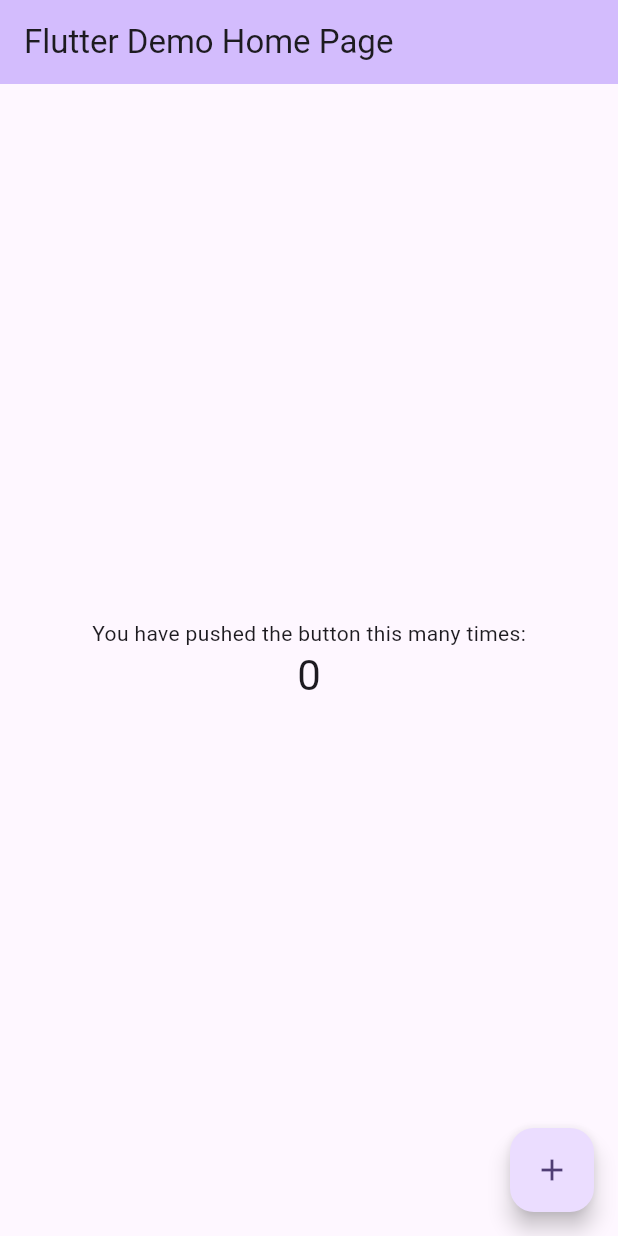
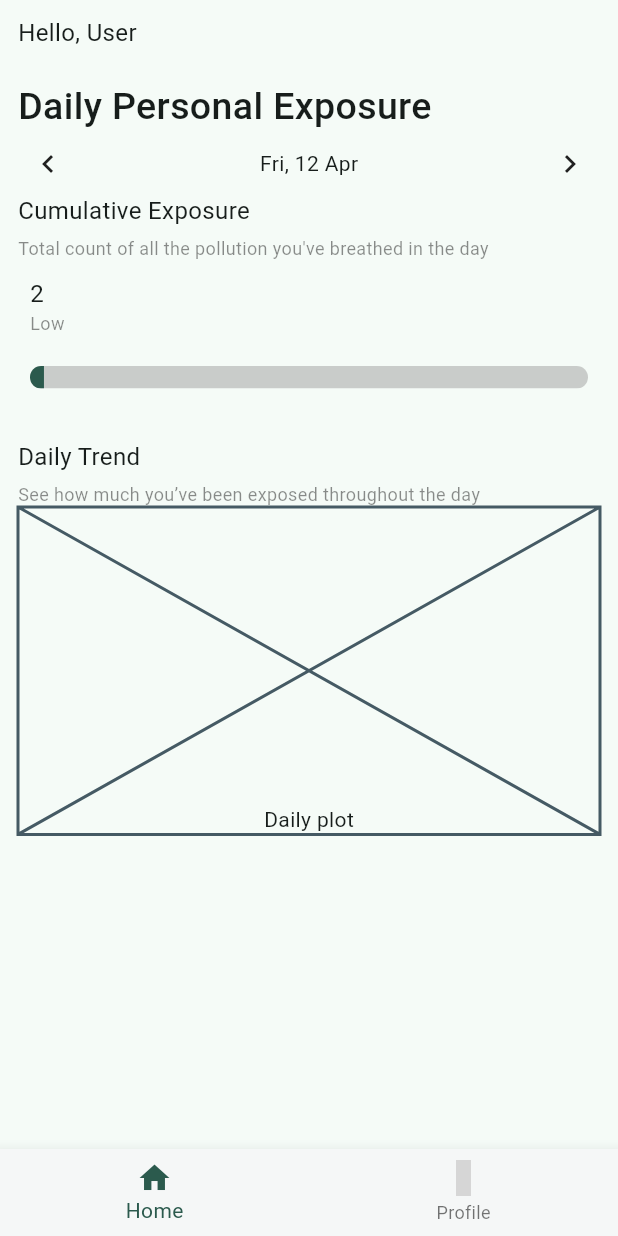
Before and after one commit to IMPACT-DEI/pollutrack24, a Flutter app: the screen it shows after launch, on a phone screen of 412 x 824 dp. Run offline on Flutter 3.47's test engine with Material 3 defaults, Android fonts, the phone set to English and light mode, and no system bars; our stand-ins replace material_design_icons_flutter; grey boxes are pictures that could not be loaded.

```diff
--- a/lib/main.dart
+++ b/lib/main.dart
@@ -1,4 +1,5 @@
 import 'package:flutter/material.dart';
+import 'package:pollutrack24/screens/splash.dart';
 
 void main() {
   runApp(const MyApp());
@@ -11,115 +12,18 @@ class MyApp extends StatelessWidget {
   @override
   Widget build(BuildContext context) {
     return MaterialApp(
+      debugShowCheckedModeBanner: false,
       title: 'Flutter Demo',
       theme: ThemeData(
         // This is the theme of your application.
-        //
-        // TRY THIS: Try running your application with "flutter run". You'll see
-        // the application has a purple toolbar. Then, without quitting the app,
-        // try changing the seedColor in the colorScheme below to Colors.green
-        // and then invoke "hot reload" (save your changes or press the "hot
-        // reload" button in a Flutter-supported IDE, or press "r" if you used
-        // the command line to start the app).
-        //
-        // Notice that the counter didn't reset back to zero; the application
-        // state is not lost during the reload. To reset the state, use hot
-        // restart instead.
-        //
-        // This works for code too, not just values: Most code changes can be
-        // tested with just a hot reload.
-        colorScheme: ColorScheme.fromSeed(seedColor: Colors.deepPurple),
+        colorScheme: ColorScheme.fromSeed(
+            background: const Color(0xFFFFFFFF),
+            primary: const Color(0xFF2b5a4d),
+            secondary: const Color(0xFFedf1f1),
+            seedColor: const Color(0xFF2b5a4d)),
         useMaterial3: true,
       ),
-      home: const MyHomePage(title: 'Flutter Demo Home Page'),
+      home: const Splash(),
     );
   }
 }
-
-class MyHomePage extends StatefulWidget {
-  const MyHomePage({super.key, required this.title});
-
-  // This widget is the home page of your application. It is stateful, meaning
-  // that it has a State object (defined below) that contains fields that affect
-  // how it looks.
-
-  // This class is the configuration for the state. It holds the values (in this
-  // case the title) provided by the parent (in this case the App widget) and
-  // used by the build method of the State. Fields in a Widget subclass are
-  // always marked "final".
-
-  final String title;
-
-  @override
-  State<MyHomePage> createState() => _MyHomePageState();
-}
-
-class _MyHomePageState extends State<MyHomePage> {
-  int _counter = 0;
-
-  void _incrementCounter() {
-    setState(() {
-      // This call to setState tells the Flutter framework that something has
-      // changed in this State, which causes it to rerun the build method below
-      // so that the display can reflect the updated values. If we changed
-      // _counter without calling setState(), then the build method would not be
-      // called again, and so nothing would appear to happen.
-      _counter++;
-    });
-  }
-
-  @override
-  Widget build(BuildContext context) {
-    // This method is rerun every time setState is called, for instance as done
-    // by the _incrementCounter method above.
-    //
-    // The Flutter framework has been optimized to make rerunning build methods
-    // fast, so that you can just rebuild anything that needs updating rather
-    // than having to individually change instances of widgets.
-    return Scaffold(
-      appBar: AppBar(
-        // TRY THIS: Try changing the color here to a specific color (to
-        // Colors.amber, perhaps?) and trigger a hot reload to see the AppBar
-        // change color while the other colors stay the same.
-        backgroundColor: Theme.of(context).colorScheme.inversePrimary,
-        // Here we take the value from the MyHomePage object that was created by
-        // the App.build method, and use it to set our appbar title.
-        title: Text(widget.title),
-      ),
-      body: Center(
-        // Center is a layout widget. It takes a single child and positions it
-        // in the middle of the parent.
-        child: Column(
-          // Column is also a layout widget. It takes a list of children and
-          // arranges them vertically. By default, it sizes itself to fit its
-          // children horizontally, and tries to be as tall as its parent.
-          //
-          // Column has various properties to control how it sizes itself and
-          // how it positions its children. Here we use mainAxisAlignment to
-          // center the children vertically; the main axis here is the vertical
-          // axis because Columns are vertical (the cross axis would be
-          // horizontal).
-          //
-          // TRY THIS: Invoke "debug painting" (choose the "Toggle Debug Paint"
-          // action in the IDE, or press "p" in the console), to see the
-          // wireframe for each widget.
-          mainAxisAlignment: MainAxisAlignment.center,
-          children: <Widget>[
-            const Text(
-              'You have pushed the button this many times:',
-            ),
-            Text(
-              '$_counter',
-              style: Theme.of(context).textTheme.headlineMedium,
-            ),
-          ],
-        ),
-      ),
-      floatingActionButton: FloatingActionButton(
-        onPressed: _incrementCounter,
-        tooltip: 'Increment',
-        child: const Icon(Icons.add),
-      ), // This trailing comma makes auto-formatting nicer for build methods.
-    );
-  }
-}
--- /dev/null
+++ b/lib/screens/exposure.dart
@@ -0,0 +1,141 @@
+import 'package:flutter/material.dart';
+import 'package:intl/intl.dart';
+
+class Exposure extends StatefulWidget {
+  Exposure({super.key});
+
+  @override
+  State<Exposure> createState() => _ExposureState();
+}
+
+class _ExposureState extends State<Exposure> {
+  double exposure = 2.5;
+
+  DateTime day = DateTime.now();
+
+  @override
+  Widget build(BuildContext context) {
+    return SafeArea(
+        child: Padding(
+      padding:
+          const EdgeInsets.only(left: 12.0, right: 12.0, top: 10, bottom: 20),
+      child: Column(
+        mainAxisSize: MainAxisSize.min,
+        crossAxisAlignment: CrossAxisAlignment.start,
+        children: [
+          const Text(
+            "Hello, User",
+            style: TextStyle(fontSize: 16),
+          ),
+          const SizedBox(
+            height: 20,
+          ),
+          const Text(
+            'Daily Personal Exposure',
+            style: TextStyle(fontWeight: FontWeight.w500, fontSize: 25),
+          ),
+          Row(mainAxisAlignment: MainAxisAlignment.spaceBetween, children: [
+            Padding(
+              padding: const EdgeInsets.all(8.0),
+              child: InkWell(
+                onTap: () {
+                  setState(() {
+                    day = day.subtract(const Duration(days: 1));
+                  });
+                },
+                child: const Icon(
+                  Icons.navigate_before,
+                ),
+              ),
+            ),
+            //Text(DateFormat('EEE, d MMM').format(provider.showDate)),
+            Text(
+              DateFormat('EEE, d MMM').format(day),
+            ),
+            Padding(
+              padding: const EdgeInsets.all(8.0),
+              child: InkWell(
+                onTap: () {
+                  setState(() {
+                    day = day.add(const Duration(days: 1));
+                  });
+                },
+                child: const Icon(
+                  Icons.navigate_next,
+                ),
+              ),
+            ),
+          ]),
+          const Text(
+            "Cumulative Exposure",
+            style: TextStyle(fontSize: 16),
+          ),
+          const SizedBox(
+            height: 5,
+          ),
+          const Text(
+              "Total count of all the pollution you've breathed in the day",
+              style: TextStyle(
+                fontSize: 12,
+                color: Colors.black45,
+              )),
+          Padding(
+            padding: const EdgeInsets.only(
+                left: 8.0, right: 8.0, top: 10, bottom: 4),
+            child: Column(
+              //mainAxisAlignment: MainAxisAlignment.spaceBetween,
+              crossAxisAlignment: CrossAxisAlignment.start,
+              children: [
+                Text(
+                  (exposure.toInt()).toString(),
+                  style: const TextStyle(fontSize: 16),
+                ),
+                Text(
+                  exposure / 100 < 0.33
+                      ? "Low"
+                      : exposure / 100 > 0.33 && exposure / 100 < 0.66
+                          ? "Medium"
+                          : "High",
+                  style: const TextStyle(fontSize: 12, color: Colors.black45),
+                ),
+                Container(
+                  margin: const EdgeInsets.only(top: 20, bottom: 10),
+                  height: 15,
+                  child: ClipRRect(
+                    borderRadius: const BorderRadius.all(Radius.circular(10)),
+                    child: LinearProgressIndicator(
+                      value: exposure / 100,
+                      backgroundColor: Colors.grey.withOpacity(0.5),
+                    ),
+                  ),
+                )
+              ],
+            ),
+          ),
+          const SizedBox(
+            height: 20,
+          ),
+          const Text(
+            "Daily Trend",
+            style: TextStyle(fontSize: 16),
+          ),
+          const SizedBox(
+            height: 5,
+          ),
+          const Text("See how much you’ve been exposed throughout the day",
+              style: TextStyle(
+                fontSize: 12,
+                color: Colors.black45,
+              )),
+          const AspectRatio(
+            aspectRatio: 16 / 9,
+            child: Placeholder(
+              child: Align(
+                  alignment: Alignment.bottomCenter, child: Text('Daily plot')),
+            ),
+          ),
+        ],
+      ),
+    ));
+  }
+}
--- a/lib/screens/home.dart
+++ b/lib/screens/home.dart
@@ -0,0 +1,57 @@
+import 'package:flutter/material.dart';
+import 'package:material_design_icons_flutter/material_design_icons_flutter.dart';
+import 'package:pollutrack24/screens/exposure.dart';
+import 'package:pollutrack24/screens/profile.dart';
+
+class Home extends StatefulWidget {
+  const Home({super.key});
+
+  @override
+  State<Home> createState() => _HomeState();
+}
+
+class _HomeState extends State<Home> {
+  int _selIdx = 0;
+
+  void _onItemTapped(int index) {
+    setState(() {
+      _selIdx = index;
+    });
+  }
+
+  List<BottomNavigationBarItem> navBarItems = [
+    const BottomNavigationBarItem(
+      icon: Icon(Icons.home),
+      label: 'Home',
+    ),
+    BottomNavigationBarItem(
+      icon: Icon(MdiIcons.account),
+      label: 'Profile',
+    ),
+  ];
+
+  Widget _selectPage({
+    required int index,
+  }) {
+    switch (index) {
+      case 0:
+        return Exposure();
+      case 1:
+        return Profile();
+      default:
+        return Exposure();
+    }
+  }
+
+  @override
+  Widget build(BuildContext context) {
+    return Scaffold(
+        body: _selectPage(index: _selIdx),
+        bottomNavigationBar: BottomNavigationBar(
+          backgroundColor: const Color(0xFFf5f7f7),
+          items: navBarItems,
+          currentIndex: _selIdx,
+          onTap: _onItemTapped,
+        ));
+  }
+}
```
Also changed, not shown: lib/screens/personal_info.dart (added, +174 -0 lines), lib/screens/profile.dart (+82 -0 lines), lib/screens/splash.dart (+23 -0 lines), pubspec.yaml (+5 -4 lines), assets/logo.png (added), pubspec.lock, 2 other files.
